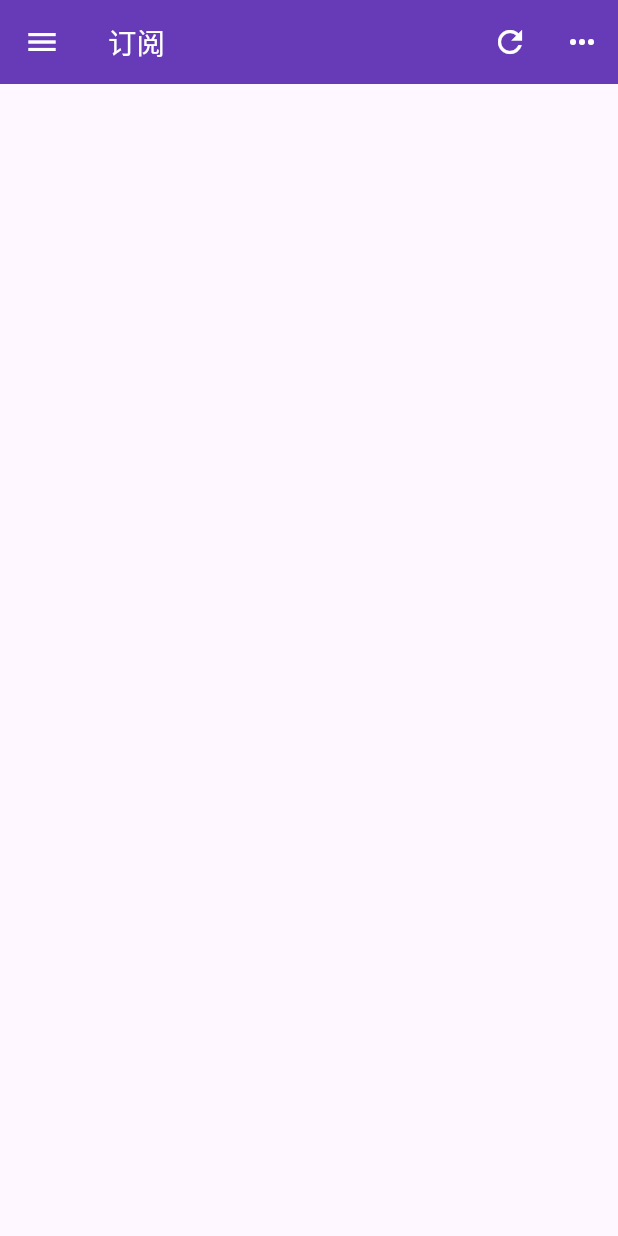
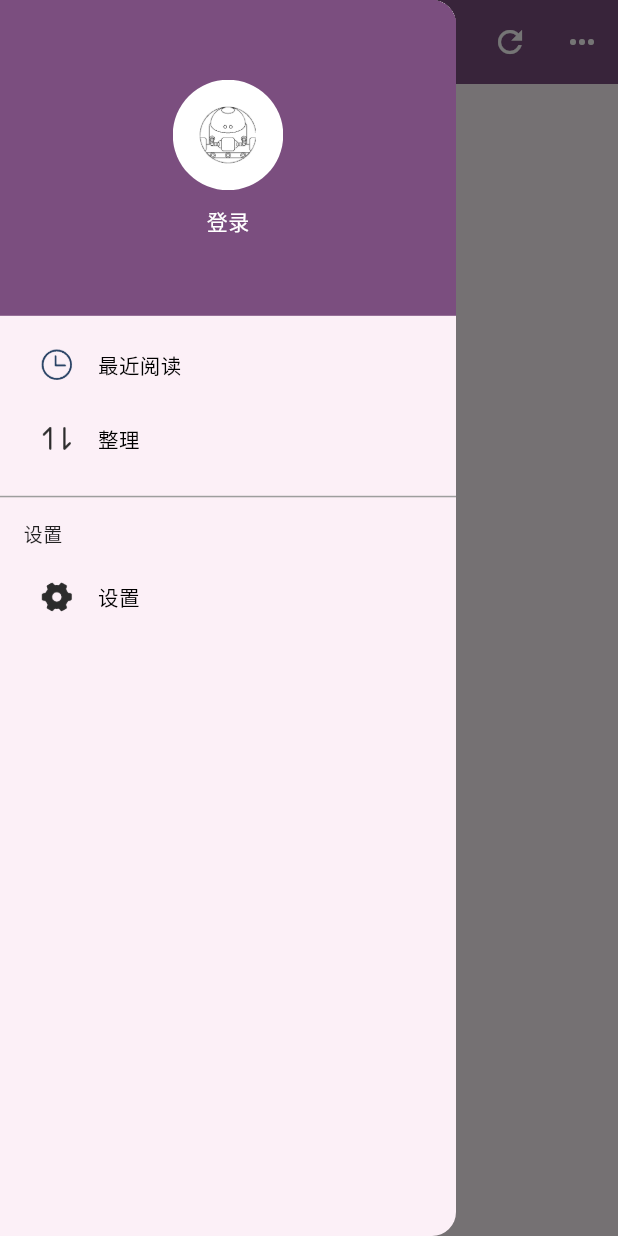
Before and after one commit to kaikaixue/rss-flutter, a Flutter app: the screen it shows after launch, after a tap on the "menu" icon, on a phone screen of 412 x 824 dp. Run offline on Flutter 3.47's test engine with Material 3 defaults, Android fonts, the phone set to English and light mode, and no system bars; drawn by our look-alikes of oktoast; our stand-ins replace flutter_screenutil, shared_preferences; missing offline and left inert: flustars.

Commit message:
sidebar && 登录页

```diff
--- /dev/null
+++ b/lib/AppInfoProvider.dart
@@ -0,0 +1,25 @@
+import 'package:flutter/cupertino.dart';
+
+class AppInfoProvider with ChangeNotifier {
+  String _themeColor = '';
+
+  String get themeColor => _themeColor;
+
+  setTheme(String themeColor) {
+    _themeColor = themeColor;
+    notifyListeners();
+  }
+
+/**
+ * 修改主题色
+ * setState(() {
+    _colorKey = key;
+    });
+    SpUtil.putString('key_theme_color', key);
+    Provider.of<AppInfoProvider>(context, listen: false)
+    .setTheme(key);
+ *
+ *
+ *
+ */
+}
--- a/lib/app.dart
+++ b/lib/app.dart
@@ -1,9 +1,12 @@
 import 'package:flutter/cupertino.dart';
 import 'package:flutter/material.dart';
+import 'package:flutter_rss/AppInfoProvider.dart';
+import 'package:flutter_rss/constants.dart';
 import 'package:flutter_rss/routes/RouteUtils.dart';
 import 'package:flutter_rss/routes/routes.dart';
 import 'package:flutter_screenutil/flutter_screenutil.dart';
 import 'package:oktoast/oktoast.dart';
+import 'package:provider/provider.dart';
 
 Size get designSize {
   final firstView = WidgetsBinding.instance.platformDispatcher.views.first;
@@ -18,7 +21,10 @@ Size get designSize {
 }
 
 class MyApp extends StatelessWidget {
-  const MyApp({super.key});
+
+  // const MyApp({super.key});
+
+  Color? _themeColor;
 
   // This widget is the root of your application.
   @override
@@ -26,16 +32,29 @@ class MyApp extends StatelessWidget {
     return OKToast(child: ScreenUtilInit(
       designSize: designSize,
       builder: (context, child) {
+        return MultiProvider(providers: [
+          ChangeNotifierProvider.value(value: AppInfoProvider())
+        ],
+        child: Consumer<AppInfoProvider>(
+          builder: (context, vm, child) {
+            String colorKey = vm.themeColor;
+            if (Constants.themeColorMap[colorKey] != null) {
+              _themeColor = Constants.themeColorMap[colorKey];
+            }
             return MaterialApp(
               title: 'Flutter Demo',
               theme: ThemeData(
-            colorScheme: ColorScheme.fromSeed(seedColor: Colors.deepPurple),
+                colorScheme: ColorScheme.fromSeed(seedColor: _themeColor ?? Colors.purple),
+                primaryColor: _themeColor,
+                floatingActionButtonTheme: FloatingActionButtonThemeData(backgroundColor: _themeColor),
                 useMaterial3: true,
               ),
               navigatorKey: RouteUtils.navigatorKey,
               onGenerateRoute: Routes.generateRoute,
-          initialRoute: RoutePath.home,
+              initialRoute: RoutePath.splash,
             );
+          },
+        ),);
       },
     ));
   }
--- /dev/null
+++ b/lib/constants.dart
@@ -0,0 +1,25 @@
+import 'dart:ui';
+
+import 'package:flutter/material.dart';
+
+class Constants {
+  static const Map<String, Color> themeColorMap = {
+    'gray': Colors.grey,
+    'blue': Colors.blue,
+    'blueAccent': Colors.blueAccent,
+    'cyan': Colors.cyan,
+    'deepPurple': Colors.purple,
+    'deepPurpleAccent': Colors.deepPurpleAccent,
+    'deepOrange': Colors.orange,
+    'green': Colors.green,
+    'indigo': Colors.indigo,
+    'indigoAccent': Colors.indigoAccent,
+    'orange': Colors.orange,
+    'purple': Colors.purple,
+    'pink': Colors.pink,
+    'red': Colors.red,
+    'teal': Colors.teal,
+    'black': Colors.black,
+  };
+
+}
--- a/lib/main.dart
+++ b/lib/main.dart
@@ -2,6 +2,5 @@ import 'package:flutter/material.dart';
 import 'app.dart';
 
 void main() {
-
-  runApp(const MyApp());
+  runApp(MyApp());
 }
--- /dev/null
+++ b/lib/pages/common/sidebar.dart
@@ -0,0 +1,126 @@
+import 'package:flutter/cupertino.dart';
+import 'package:flutter/material.dart';
+import 'package:flutter_rss/pages/auth/login_page.dart';
+import 'package:flutter_rss/routes/RouteUtils.dart';
+import 'package:flutter_screenutil/flutter_screenutil.dart';
+
+class SidebarMenu extends StatefulWidget {
+  const SidebarMenu({super.key});
+
+  @override
+  State<StatefulWidget> createState() {
+    return _SidebarMenuState();
+  }
+}
+
+class _SidebarMenuState extends State<SidebarMenu> {
+  @override
+  Widget build(BuildContext context) {
+    return Drawer(
+      child: SafeArea(
+        child: Column(
+          crossAxisAlignment: CrossAxisAlignment.start,
+          children: [
+            _header(() {
+              RouteUtils.push(context, const LoginPage());
+            }),
+            _settingItem("最近阅读", "assets/images/history.png", () {}),
+            _settingItem("整理", "assets/images/entirety.png", () {}),
+            SizedBox(
+              height: 20.h,
+            ),
+            const Divider(height: 1.0, indent: 0.0, color: Colors.grey),
+            Padding(
+              padding: EdgeInsets.only(left: 15.w, top: 15.h),
+              child: Text(
+                "设置",
+                style: TextStyle(
+                  fontSize: 12.sp,
+                  color: Colors.black87,
+                ),
+                textAlign: TextAlign.left,
+              ),
+            ),
+            _settingItem("设置", "assets/images/setting.png", () => {}),
+          ],
+        ),
+      ),
+    );
+  }
+
+  Widget _header(GestureTapCallback? onTap) {
+    return Container(
+      color: Theme.of(context).colorScheme.primary,
+      alignment: Alignment.center,
+      height: 200.h,
+      child: Column(
+        mainAxisAlignment: MainAxisAlignment.center,
+        children: [
+          GestureDetector(
+            onTap: onTap,
+            child: ClipRRect(
+              borderRadius: BorderRadius.all(Radius.circular(35.r)),
+              child: Image.asset(
+                "assets/images/logo.png",
+                width: 70.r,
+                height: 70.r,
+                fit: BoxFit.fill,
+              ),
+            ),
+          ),
+          SizedBox(height: 10.h),
+          GestureDetector(
+            onTap: onTap,
+            child: const Text(
+              '登录',
+              style: TextStyle(color: Colors.white),
+            ),
+          ),
+        ],
+      ),
+    );
+  }
+
+  Widget _settingItem(
+      String? title, String? iconUrl, GestureTapCallback? onTap) {
+    return GestureDetector(
+      onTap: onTap,
+      child: Container(
+        margin: EdgeInsets.only(left: 15.w, right: 15.w, top: 15.h),
+        padding: EdgeInsets.only(left: 10.w, right: 15.w),
+        width: double.infinity,
+        height: 32.h,
+        // decoration: BoxDecoration(
+        //   border: Border.all(color: Colors.grey, width: 0.5.r),
+        //   borderRadius: BorderRadius.all(Radius.circular(5.r)),
+        // ),
+        child: Row(
+          mainAxisAlignment: MainAxisAlignment.spaceBetween,
+          children: [
+            Row(
+              children: [
+                Image.asset(
+                  iconUrl ?? '',
+                  width: 22.r,
+                  height: 22.r,
+                ),
+                SizedBox(
+                  width: 15.w,
+                ),
+                Text(
+                  title ?? '',
+                  style: TextStyle(fontSize: 13.sp, color: Colors.black),
+                ),
+              ],
+            ),
+            // Image.asset(
+            //   'assets/images/img_arrow_right.png',
+            //   width: 20.r,
+            //   height: 20.r,
+            // )
+          ],
+        ),
+      ),
+    );
+  }
+}
--- a/lib/pages/home_page.dart
+++ b/lib/pages/home_page.dart
@@ -1,5 +1,6 @@
 import 'package:flutter/cupertino.dart';
 import 'package:flutter/material.dart';
+import 'package:flutter_rss/pages/common/sidebar.dart';
 import 'package:flutter_screenutil/flutter_screenutil.dart';
 
 class HomePage extends StatefulWidget {
@@ -12,22 +13,82 @@ class HomePage extends StatefulWidget {
 }
 
 class _HomePageState extends State<HomePage> {
+  List feedList = [];
+
   @override
   Widget build(BuildContext context) {
     return Scaffold(
       appBar: AppBar(
-        leading: IconButton(
-          icon: const Icon(Icons.menu, color: Colors.white,),
-          onPressed: () {},
+        leading: Builder(builder: (context) {
+          return IconButton(
+            icon: const Icon(
+              Icons.menu,
+              color: Colors.white,
+            ),
+            onPressed: () {
+              Scaffold.of(context).openDrawer();
+            },
+          );
+        },),
+        backgroundColor: Theme.of(context).colorScheme.primary,
+        title: Text(
+          '订阅',
+          style: TextStyle(color: Colors.white, fontSize: 18.sp),
         ),
-        backgroundColor: Colors.deepPurple,
-        title: Text('订阅', style: TextStyle(color: Colors.white, fontSize: 18.sp),),
         actions: [
-          IconButton(onPressed: () {}, icon: const Icon(Icons.refresh, color: Colors.white)),
-          IconButton(onPressed: () {}, icon: const Icon(Icons.more_horiz, color: Colors.white))
+          IconButton(
+              onPressed: () {},
+              icon: const Icon(Icons.refresh, color: Colors.white)),
+          IconButton(
+              onPressed: () {},
+              icon: const Icon(Icons.more_horiz, color: Colors.white))
+        ],
+      ),
+      body: SafeArea(
+        child:
+        Container(
+          alignment: Alignment.center,
+          child:  feedList.length > 0 ? _gridList() : _emptyBox(),
+        )
+      ),
+      drawer: const SidebarMenu(),
+    );
+  }
+
+  Widget _emptyBox() {
+    return Container(
+      alignment: Alignment.center,
+      child: Column(
+        mainAxisAlignment: MainAxisAlignment.center,
+        children: [
+          Image.asset("assets/images/box.png", width: 70.r, height: 70.r,),
+          SizedBox(height: 5.h,),
+          Text("这里什么都没有！", style: TextStyle(color: Theme.of(context).colorScheme.primary),),
+          SizedBox(height: 5.h,),
+          GestureDetector(
+            child: const Text("添加订阅源", style: TextStyle(color: Colors.blue),),
+            onTap: () {},
+          )
         ],
       ),
     );
   }
 
+  Widget _gridList() {
+    return GridView.builder(
+      gridDelegate: const SliverGridDelegateWithFixedCrossAxisCount(
+          crossAxisCount: 3, mainAxisSpacing: 4, crossAxisSpacing: 4),
+      itemBuilder: (context, index) {
+        return _gridListItem();
+      },
+      itemCount: 20,
+    );
+  }
+
+  Widget _gridListItem() {
+    return Container(
+      height: 40,
+      color: Colors.blue,
+    );
+  }
 }
--- a/lib/routes/routes.dart
+++ b/lib/routes/routes.dart
@@ -1,12 +1,21 @@
 import 'package:flutter/material.dart';
 import 'package:flutter/widgets.dart';
+import 'package:flutter_rss/pages/auth/login_page.dart';
+import 'package:flutter_rss/pages/auth/register_page.dart';
 import 'package:flutter_rss/pages/home_page.dart';
+import 'package:flutter_rss/splash_page.dart';
 
 class Routes {
   static Route<dynamic> generateRoute(RouteSettings settings) {
     switch (settings.name) {
       case RoutePath.home:
-        return pageRoute(HomePage(), settings: settings);
+        return pageRoute(const HomePage(), settings: settings);
+      case RoutePath.splash:
+        return pageRoute(const SplashPage(), settings: settings);
+      case RoutePath.loginPage:
+        return pageRoute(const LoginPage(), settings: settings);
+      case RoutePath.registerPage:
+        return pageRoute(const RegisterPage(), settings: settings);
     }
 
     return pageRoute(Scaffold(
@@ -33,5 +42,8 @@ class Routes {
 }
 
 class RoutePath {
-  static const String home = '/';
+  static const String splash = '/';
+  static const String home = '/home';
+  static const String loginPage = '/login_page';
+  static const String registerPage = '/register_page';
 }
--- /dev/null
+++ b/lib/splash_page.dart
@@ -0,0 +1,39 @@
+import 'package:flustars/flustars.dart';
+import 'package:flutter/cupertino.dart';
+import 'package:flutter/material.dart';
+import 'package:flutter_rss/AppInfoProvider.dart';
+import 'package:flutter_rss/pages/home_page.dart';
+import 'package:provider/provider.dart';
+
+class SplashPage extends StatefulWidget {
+  const SplashPage({super.key});
+
+  @override
+  State<StatefulWidget> createState() {
+    return _SplashPageState();
+  }
+}
+
+class _SplashPageState extends State<SplashPage> {
+
+  String? _colorKey;
+
+  @override
+  void initState() {
+    super.initState();
+    _initAsync();
+  }
+
+  Future<void> _initAsync() async {
+    await SpUtil.getInstance();
+    _colorKey = SpUtil.getString('key_theme_color', defValue: 'green');
+    Provider.of<AppInfoProvider>(context, listen: false).setTheme(_colorKey ?? 'deepPurple');
+  }
+
+  @override
+  Widget build(BuildContext context) {
+    return const Scaffold(
+      body: HomePage(),
+    );
+  }
+}
--- a/pubspec.yaml
+++ b/pubspec.yaml
@@ -50,6 +50,8 @@ dependencies:
   # 获取版本信息设备信息
   package_info_plus: ^4.0.2
   device_info_plus: ^8.1.0
+  #
+  flustars: ^2.0.1
 
 
   # The following adds the Cupertino Icons font to your application.
@@ -77,6 +79,8 @@ flutter:
   # included with your application, so that you can use the icons in
   # the material Icons class.
   uses-material-design: true
+  assets:
+    - assets/images/
 
   # To add assets to your application, add an assets section, like this:
   # assets:
```
Also changed, not shown: lib/common_ui/common_style.dart (added, +41 -0 lines), lib/pages/auth/login_page.dart (added, +67 -0 lines), lib/pages/auth/register_page.dart (added, +46 -0 lines), lib/utils/sp_utils.dart (added, +80 -0 lines), assets/images/box.png (added), assets/images/entirety.png (added), assets/images/history.png (added), assets/images/img_arrow_right.png (added), assets/images/logo.png (added), assets/images/setting.png (added), pubspec.lock, 4 other files. Lines whose indentation alone changed are shown as unchanged.
